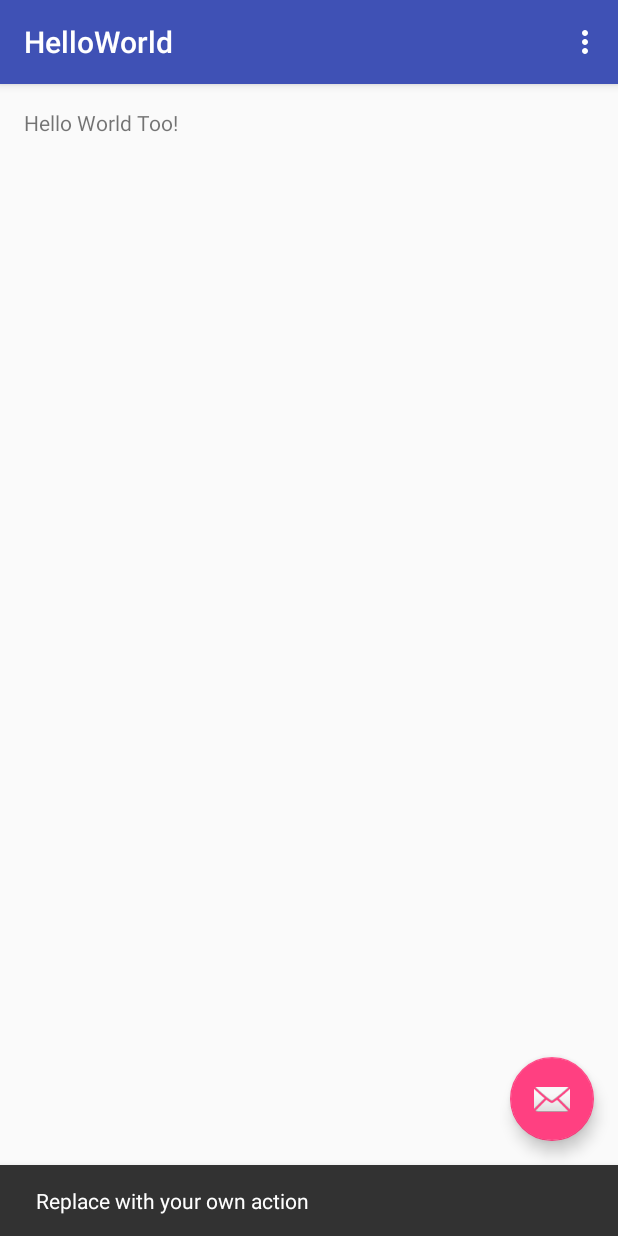
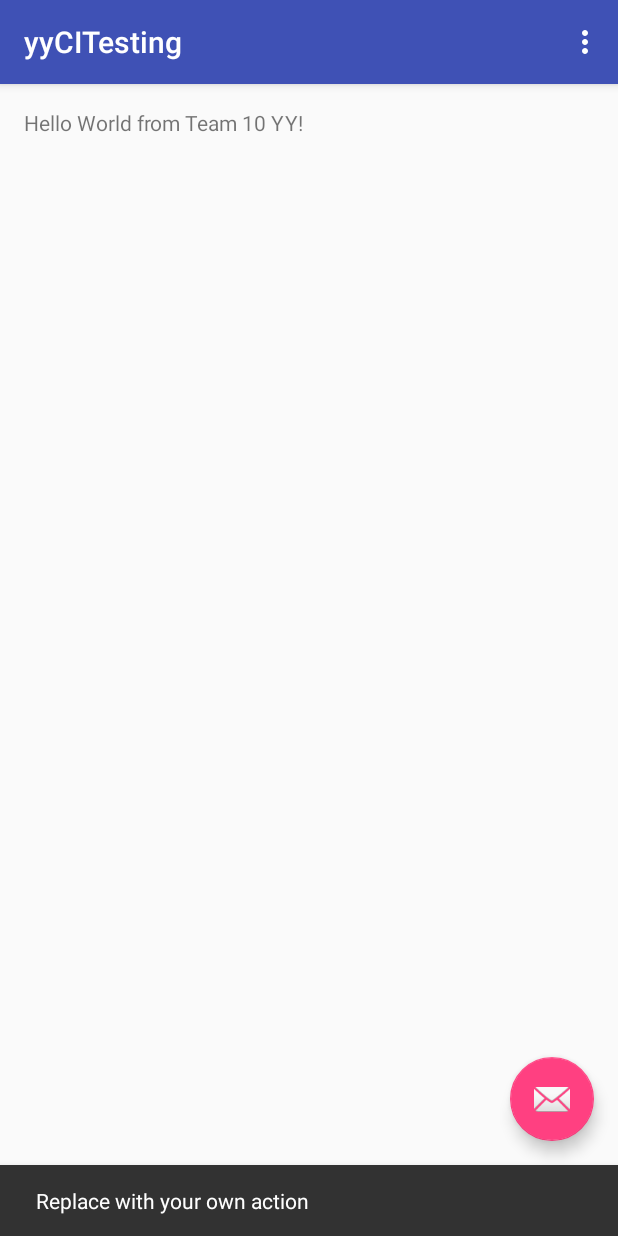
Before and after one commit to ondreyz/ict2105-team10-2016, an Android app: the screen it shows after launch (MainActivity), after a tap on an icon or button, on a phone screen of 412 x 824 dp. Run offline under Robolectric (Android 15) with nearby library versions, the phone set to English and light mode, and no system bars.

Commit message:
Updated the code for travis

```diff
--- a/app/src/main/AndroidManifest.xml
+++ b/app/src/main/AndroidManifest.xml
@@ -1,17 +1,17 @@
 <?xml version="1.0" encoding="utf-8"?>
 <manifest xmlns:android="http://schemas.android.com/apk/res/android"
-    package="app.sitteam10.com.helloworld" >
+    package="com.example.darkdanito.yycitesting">
 
     <application
         android:allowBackup="true"
         android:icon="@mipmap/ic_launcher"
         android:label="@string/app_name"
         android:supportsRtl="true"
-        android:theme="@style/AppTheme" >
+        android:theme="@style/AppTheme">
         <activity
             android:name=".MainActivity"
             android:label="@string/app_name"
-            android:theme="@style/AppTheme.NoActionBar" >
+            android:theme="@style/AppTheme.NoActionBar">
             <intent-filter>
                 <action android:name="android.intent.action.MAIN" />
 
--- a/app/src/main/java/app/sitteam10/com/helloworld/MainActivity.java
+++ b/app/src/main/java/com/example/darkdanito/yycitesting/MainActivity.java
@@ -1,4 +1,4 @@
-package app.sitteam10.com.helloworld;
+package com.example.darkdanito.yycitesting;
 
 import android.os.Bundle;
 import android.support.design.widget.FloatingActionButton;
--- a/app/src/main/res/layout/activity_main.xml
+++ b/app/src/main/res/layout/activity_main.xml
@@ -1,25 +1,34 @@
 <?xml version="1.0" encoding="utf-8"?>
-<android.support.design.widget.CoordinatorLayout
-    xmlns:android="http://schemas.android.com/apk/res/android"
+<android.support.design.widget.CoordinatorLayout xmlns:android="http://schemas.android.com/apk/res/android"
     xmlns:app="http://schemas.android.com/apk/res-auto"
-    xmlns:tools="http://schemas.android.com/tools" android:layout_width="match_parent"
-    android:layout_height="match_parent" android:fitsSystemWindows="true"
-    tools:context=".MainActivity">
+    xmlns:tools="http://schemas.android.com/tools"
+    android:layout_width="match_parent"
+    android:layout_height="match_parent"
+    android:fitsSystemWindows="true"
+    tools:context="com.example.darkdanito.yycitesting.MainActivity">
 
-    <android.support.design.widget.AppBarLayout android:layout_height="wrap_content"
-        android:layout_width="match_parent" android:theme="@style/AppTheme.AppBarOverlay">
+    <android.support.design.widget.AppBarLayout
+        android:layout_width="match_parent"
+        android:layout_height="wrap_content"
+        android:theme="@style/AppTheme.AppBarOverlay">
 
-        <android.support.v7.widget.Toolbar android:id="@+id/toolbar"
-            android:layout_width="match_parent" android:layout_height="?attr/actionBarSize"
-            android:background="?attr/colorPrimary" app:popupTheme="@style/AppTheme.PopupOverlay" />
+        <android.support.v7.widget.Toolbar
+            android:id="@+id/toolbar"
+            android:layout_width="match_parent"
+            android:layout_height="?attr/actionBarSize"
+            android:background="?attr/colorPrimary"
+            app:popupTheme="@style/AppTheme.PopupOverlay" />
 
     </android.support.design.widget.AppBarLayout>
 
     <include layout="@layout/content_main" />
 
-    <android.support.design.widget.FloatingActionButton android:id="@+id/fab"
-        android:layout_width="wrap_content" android:layout_height="wrap_content"
-        android:layout_gravity="bottom|end" android:layout_margin="@dimen/fab_margin"
+    <android.support.design.widget.FloatingActionButton
+        android:id="@+id/fab"
+        android:layout_width="wrap_content"
+        android:layout_height="wrap_content"
+        android:layout_gravity="bottom|end"
+        android:layout_margin="@dimen/fab_margin"
         android:src="@android:drawable/ic_dialog_email" />
 
 </android.support.design.widget.CoordinatorLayout>
--- a/app/src/main/res/layout/content_main.xml
+++ b/app/src/main/res/layout/content_main.xml
@@ -1,14 +1,19 @@
 <?xml version="1.0" encoding="utf-8"?>
 <RelativeLayout xmlns:android="http://schemas.android.com/apk/res/android"
+    xmlns:app="http://schemas.android.com/apk/res-auto"
     xmlns:tools="http://schemas.android.com/tools"
-    xmlns:app="http://schemas.android.com/apk/res-auto" android:layout_width="match_parent"
-    android:layout_height="match_parent" android:paddingLeft="@dimen/activity_horizontal_margin"
+    android:layout_width="match_parent"
+    android:layout_height="match_parent"
+    android:paddingBottom="@dimen/activity_vertical_margin"
+    android:paddingLeft="@dimen/activity_horizontal_margin"
     android:paddingRight="@dimen/activity_horizontal_margin"
     android:paddingTop="@dimen/activity_vertical_margin"
-    android:paddingBottom="@dimen/activity_vertical_margin"
     app:layout_behavior="@string/appbar_scrolling_view_behavior"
-    tools:showIn="@layout/activity_main" tools:context=".MainActivity">
+    tools:context="com.example.darkdanito.yycitesting.MainActivity"
+    tools:showIn="@layout/activity_main">
 
-    <TextView android:text="Hello World Too!" android:layout_width="wrap_content"
-        android:layout_height="wrap_content" />
+    <TextView
+        android:layout_width="wrap_content"
+        android:layout_height="wrap_content"
+        android:text="Hello World from Team 10 YY!" />
 </RelativeLayout>
--- a/app/src/main/res/menu/menu_main.xml
+++ b/app/src/main/res/menu/menu_main.xml
@@ -1,6 +1,10 @@
 <menu xmlns:android="http://schemas.android.com/apk/res/android"
     xmlns:app="http://schemas.android.com/apk/res-auto"
-    xmlns:tools="http://schemas.android.com/tools" tools:context=".MainActivity">
-    <item android:id="@+id/action_settings" android:title="@string/action_settings"
-        android:orderInCategory="100" app:showAsAction="never" />
+    xmlns:tools="http://schemas.android.com/tools"
+    tools:context="com.example.darkdanito.yycitesting.MainActivity">
+    <item
+        android:id="@+id/action_settings"
+        android:orderInCategory="100"
+        android:title="@string/action_settings"
+        app:showAsAction="never" />
 </menu>
--- a/app/src/main/res/values-v21/styles.xml
+++ b/app/src/main/res/values-v21/styles.xml
@@ -1,4 +1,5 @@
 <resources>>
+
     <style name="AppTheme.NoActionBar">
         <item name="windowActionBar">false</item>
         <item name="windowNoTitle">true</item>
--- a/app/src/main/res/values/strings.xml
+++ b/app/src/main/res/values/strings.xml
@@ -1,4 +1,4 @@
 <resources>
-    <string name="app_name">HelloWorld</string>
+    <string name="app_name">yyCITesting</string>
     <string name="action_settings">Settings</string>
 </resources>
--- a/app/src/main/res/values/styles.xml
+++ b/app/src/main/res/values/styles.xml
@@ -7,11 +7,14 @@
         <item name="colorPrimaryDark">@color/colorPrimaryDark</item>
         <item name="colorAccent">@color/colorAccent</item>
     </style>
+
     <style name="AppTheme.NoActionBar">
         <item name="windowActionBar">false</item>
         <item name="windowNoTitle">true</item>
     </style>
+
     <style name="AppTheme.AppBarOverlay" parent="ThemeOverlay.AppCompat.Dark.ActionBar" />
+
     <style name="AppTheme.PopupOverlay" parent="ThemeOverlay.AppCompat.Light" />
 
 </resources>
--- a/build.gradle
+++ b/build.gradle
@@ -5,7 +5,7 @@ buildscript {
         jcenter()
     }
     dependencies {
-        classpath 'com.android.tools.build:gradle:1.3.0'
+        classpath 'com.android.tools.build:gradle:1.5.0'
 
         // NOTE: Do not place your application dependencies here; they belong
         // in the individual module build.gradle files
```
Also changed, not shown: app/build.gradle (+4 -4 lines), gradle/wrapper/gradle-wrapper.properties, 10 other files.
